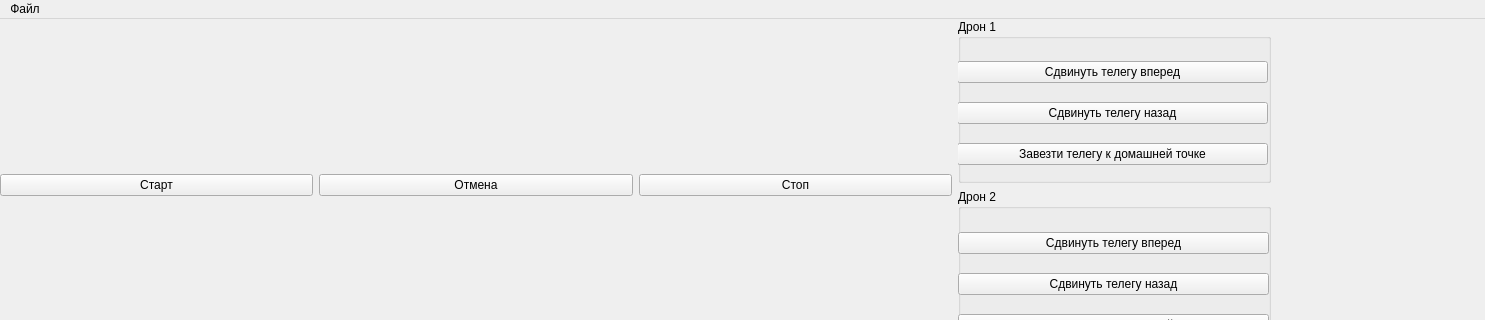
KelHeor23/DockingControlStation, file mainwindow.ui: the form before one commit; both pictures show x 0 to 1485 and y 0 to 320 of the 1485 by 719 pixel window.
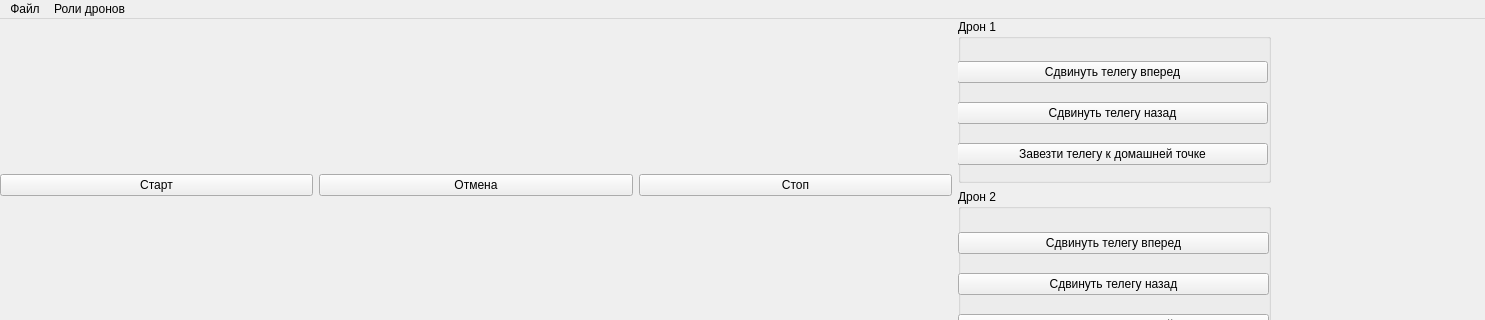
The form after the commit.

Commit message: send main commands

```diff
--- a/mainwindow.ui
+++ b/mainwindow.ui
@@ -205,7 +205,15 @@
     <addaction name="separator"/>
     <addaction name="close"/>
    </widget>
+   <widget class="QMenu" name="menu_2">
+    <property name="title">
+     <string>Роли дронов</string>
+    </property>
+    <addaction name="papaIsD1"/>
+    <addaction name="papaIsD2"/>
+   </widget>
    <addaction name="menu"/>
+   <addaction name="menu_2"/>
   </widget>
   <widget class="QStatusBar" name="statusbar"/>
   <action name="openConnectionSettings">
```
Left out of the diff: 30 changed lines with no effect on the pictures. The commit also changes 2 other files.
